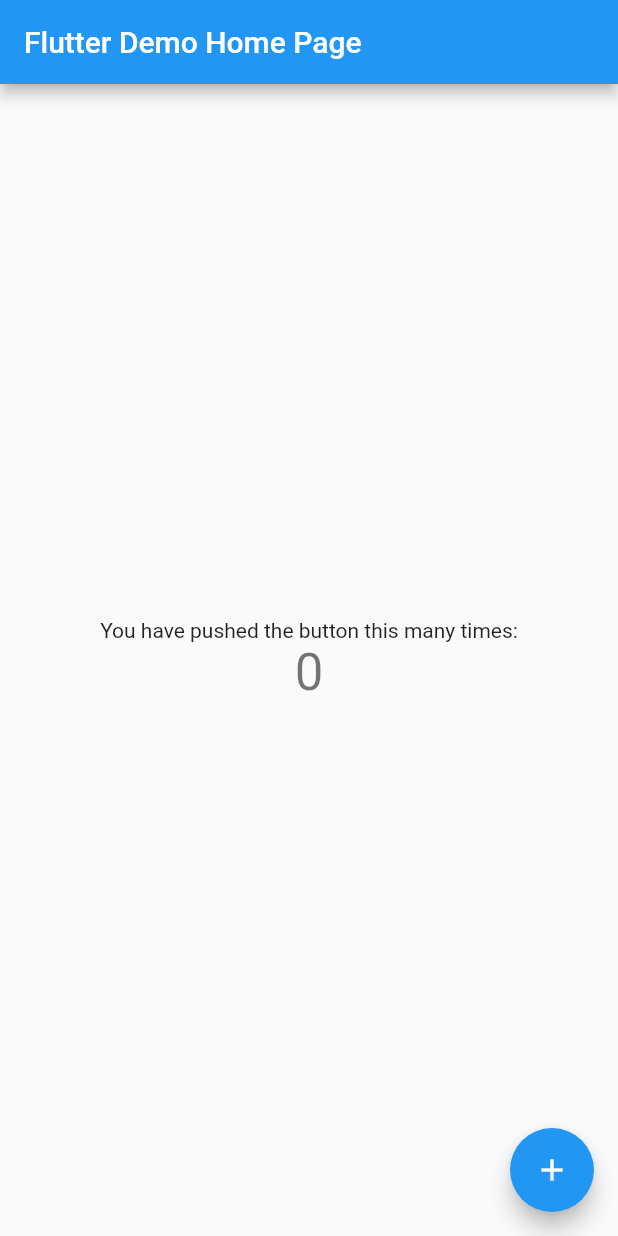
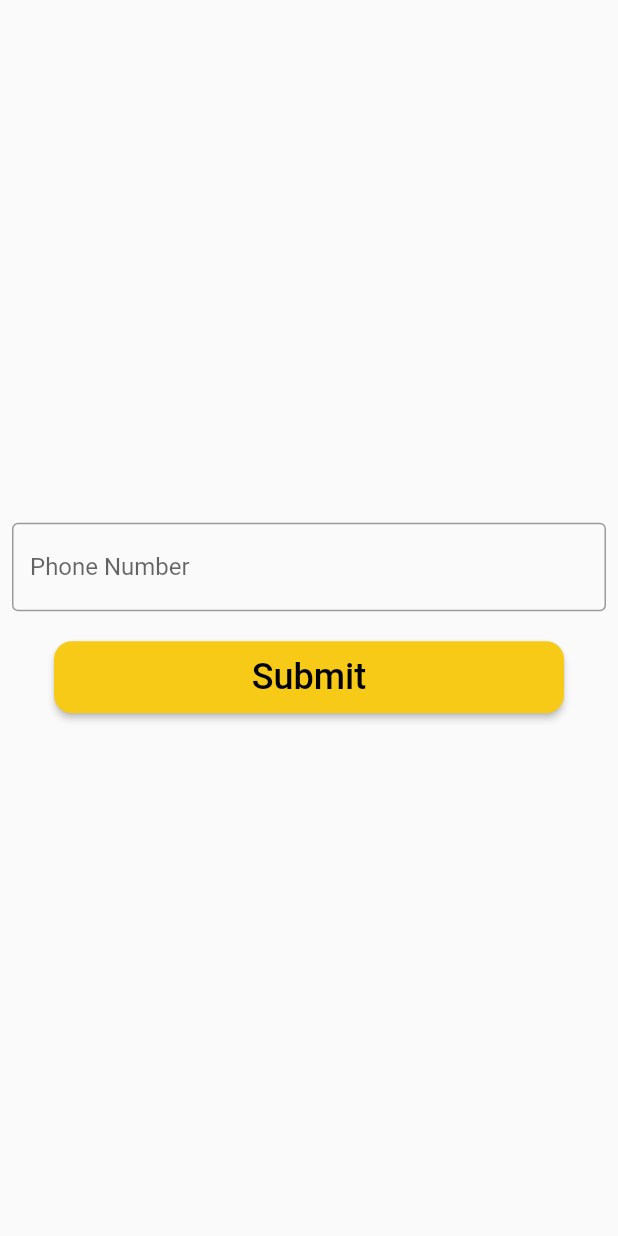
Before and after one commit to TheReprator/khatabook_flutter, a Flutter app: the screen it shows after launch, on a phone screen of 412 x 824 dp. Run offline on Flutter 3.47's test engine with Material 2 defaults, Android fonts, the phone set to English and light mode, and no system bars.

Commit message:
Phone screen design complete

```diff
--- a/lib/main.dart
+++ b/lib/main.dart
@@ -5,113 +5,79 @@ void main() {
 }
 
 class MyApp extends StatelessWidget {
-  // This widget is the root of your application.
   @override
   Widget build(BuildContext context) {
     return MaterialApp(
-      title: 'Flutter Demo',
+        title: 'Khatabook',
         theme: ThemeData(
-        // This is the theme of your application.
-        //
-        // Try running your application with "flutter run". You'll see the
-        // application has a blue toolbar. Then, without quitting the app, try
-        // changing the primarySwatch below to Colors.green and then invoke
-        // "hot reload" (press "r" in the console where you ran "flutter run",
-        // or simply save your changes to "hot reload" in a Flutter IDE).
-        // Notice that the counter didn't reset back to zero; the application
-        // is not restarted.
           primarySwatch: Colors.blue,
-        // This makes the visual density adapt to the platform that you run
-        // the app on. For desktop platforms, the controls will be smaller and
-        // closer together (more dense) than on mobile platforms.
           visualDensity: VisualDensity.adaptivePlatformDensity,
         ),
-      home: MyHomePage(title: 'Flutter Demo Home Page'),
-    );
+        //  home: MyHomePage(title: 'Flutter Demo Home Page'),
+        home: Scaffold(body: _LoginPage()));
   }
 }
 
-class MyHomePage extends StatefulWidget {
-  MyHomePage({Key key, this.title}) : super(key: key);
+class _LoginPage extends StatelessWidget {
 
-  // This widget is the home page of your application. It is stateful, meaning
-  // that it has a State object (defined below) that contains fields that affect
-  // how it looks.
+  final GlobalKey<FormState> _formKey = GlobalKey<FormState>();
 
-  // This class is the configuration for the state. It holds the values (in this
-  // case the title) provided by the parent (in this case the App widget) and
-  // used by the build method of the State. Fields in a Widget subclass are
-  // always marked "final".
-
-  final String title;
-
-  @override
-  _MyHomePageState createState() => _MyHomePageState();
-}
-
-class _MyHomePageState extends State<MyHomePage> {
-  int _counter = 0;
-
-  void _incrementCounter() {
-    setState(() {
-      // This call to setState tells the Flutter framework that something has
-      // changed in this State, which causes it to rerun the build method below
-      // so that the display can reflect the updated values. If we changed
-      // _counter without calling setState(), then the build method would not be
-      // called again, and so nothing would appear to happen.
-      _counter++;
-    });
+  void validateField() {
+    _formKey.currentState.validate();
   }
 
   @override
   Widget build(BuildContext context) {
-    // This method is rerun every time setState is called, for instance as done
-    // by the _incrementCounter method above.
-    //
-    // The Flutter framework has been optimized to make rerunning build methods
-    // fast, so that you can just rebuild anything that needs updating rather
-    // than having to individually change instances of widgets.
-    return Scaffold(
-      appBar: AppBar(
-        // Here we take the value from the MyHomePage object that was created by
-        // the App.build method, and use it to set our appbar title.
-        title: Text(widget.title),
-      ),
-      body: Center(
-        // Center is a layout widget. It takes a single child and positions it
-        // in the middle of the parent.
+    return Form(
+        key: _formKey,
+        child: Padding(
+          padding: const EdgeInsets.all(8.0),
           child: Column(
-          // Column is also a layout widget. It takes a list of children and
-          // arranges them vertically. By default, it sizes itself to fit its
-          // children horizontally, and tries to be as tall as its parent.
-          //
-          // Invoke "debug painting" (press "p" in the console, choose the
-          // "Toggle Debug Paint" action from the Flutter Inspector in Android
-          // Studio, or the "Toggle Debug Paint" command in Visual Studio Code)
-          // to see the wireframe for each widget.
-          //
-          // Column has various properties to control how it sizes itself and
-          // how it positions its children. Here we use mainAxisAlignment to
-          // center the children vertically; the main axis here is the vertical
-          // axis because Columns are vertical (the cross axis would be
-          // horizontal).
             mainAxisAlignment: MainAxisAlignment.center,
             children: <Widget>[
-            Text(
-              'You have pushed the button this many times:',
+              TextFormField(
+                  keyboardType: TextInputType.phone,
+                  decoration: InputDecoration(
+                    border: OutlineInputBorder(),
+                    labelText: 'Phone Number',
+                    hintText: '9041866055',
                   ),
-            Text(
-              '$_counter',
-              style: Theme.of(context).textTheme.headline4,
+                  textInputAction: TextInputAction.done,
+                  // The validator receives the text that the user has entered.
+                  validator: (value) {
+                    if (value.isEmpty) {
+                      return 'Please enter phone number';
+                    }
+
+                    if (value.length < 10) {
+                      return 'Phone number can\'t be less than 10';
+                    }
+                    return null;
+                  },
+                  onFieldSubmitted: (term) {
+                    validateField();
+                  }),
+              SizedBox(height: 20.0),
+              MaterialButton(
+                height: 48,
+                minWidth: 340,
+                shape: RoundedRectangleBorder(
+                    borderRadius: new BorderRadius.circular(12)),
+                onPressed: () {
+                  FocusScope.of(context).unfocus();
+                  validateField();
+                },
+                child: Text(
+                  "Submit",
+                  style: TextStyle(
+                    fontSize: 24,
+                    color: Colors.black,
+                  ),
+                ),
+                color: Color(0xFFF7CA18),
               ),
             ],
           ),
-      ),
-      floatingActionButton: FloatingActionButton(
-        onPressed: _incrementCounter,
-        tooltip: 'Increment',
-        child: Icon(Icons.add),
-      ), // This trailing comma makes auto-formatting nicer for build methods.
-    );
+        ));
   }
 }
--- a/pubspec.yaml
+++ b/pubspec.yaml
@@ -23,7 +23,6 @@ environment:
 dependencies:
   flutter:
     sdk: flutter
-
 
   # The following adds the Cupertino Icons font to your application.
   # Use with the CupertinoIcons class for iOS style icons.
```
Also changed, not shown: 1 other file. Lines whose indentation alone changed are shown as unchanged.
